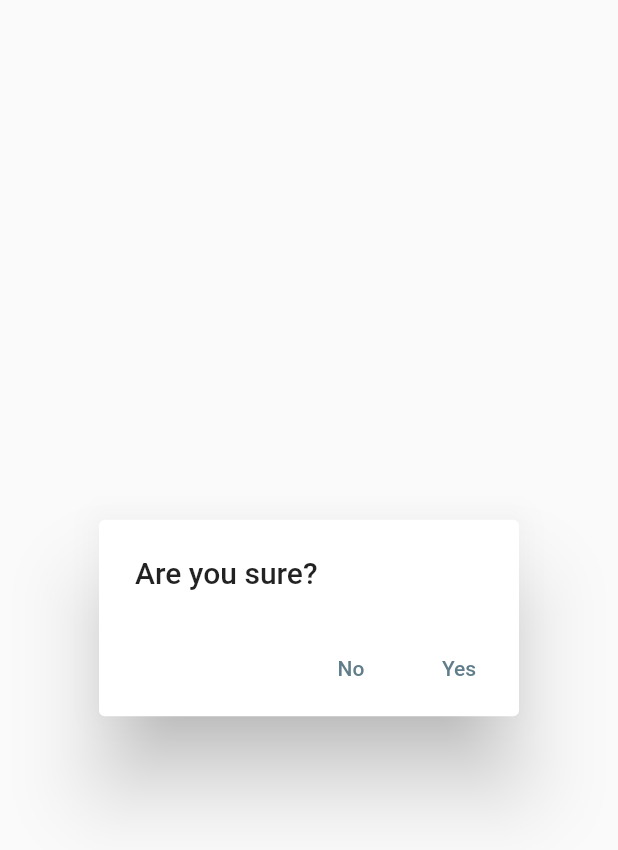
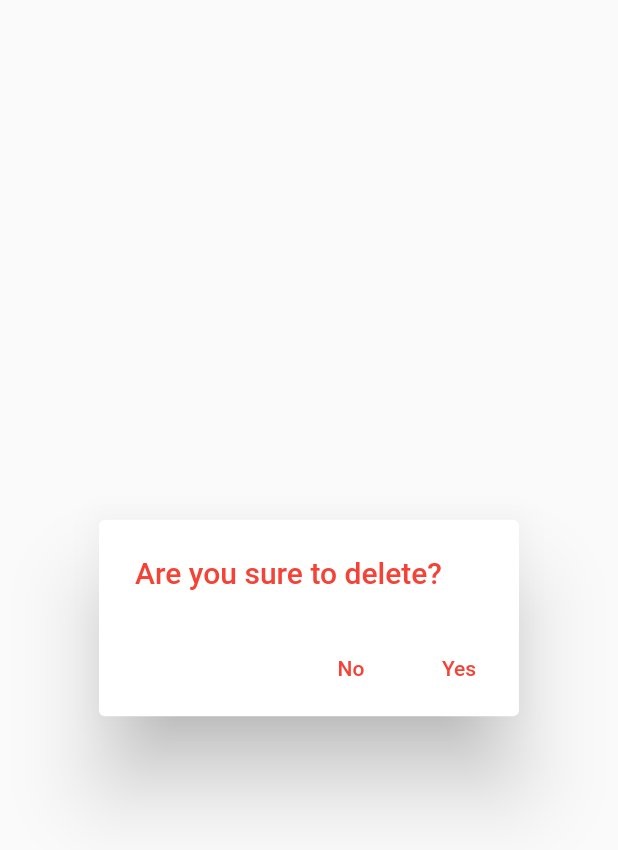
Before and after one commit to ggarber42/flutter-sqlite-crud-todo-list, a Flutter app: the DeleteDialog widget shown alone on an empty page, opened directly with empty values, on a phone screen of 412 x 824 dp. Shown: the top 850 px of the screen. Run offline on Flutter 3.47's test engine with Material 2 defaults, Android fonts, the light colour scheme and no system bars; our stand-ins replace sqflite; accounts and stored records are empty.

Commit message:
refactor(ui): added red colors to delete dialog

```diff
--- a/lib/widgets/delete_dialog.dart
+++ b/lib/widgets/delete_dialog.dart
@@ -13,7 +13,6 @@ class DeleteDialog extends StatefulWidget {
 }
 
 class _DeleteDialogState extends State<DeleteDialog> {
-
   void _deleteTodoItem() async {
     Navigator.of(context).pop();
     await TodoDAO().delete(widget.todoId);
@@ -25,17 +24,26 @@ class _DeleteDialogState extends State<DeleteDialog> {
   @override
   Widget build(BuildContext context) {
     return AlertDialog(
-      title: const Text('Are you sure?'),
+      title: const Text(
+        'Are you sure to delete?',
+        style: TextStyle(color: Colors.red),
+      ),
       actions: [
         TextButton(
           onPressed: () {
             Navigator.pop(context, 'No');
           },
-          child: const Text('No'),
+          child: const Text(
+            'No',
+            style: TextStyle(color: Colors.red),
+          ),
         ),
         TextButton(
           onPressed: () => _deleteTodoItem(),
-          child: const Text('Yes'),
+          child: const Text(
+            'Yes',
+            style: TextStyle(color: Colors.red),
+          ),
         ),
       ],
     );
```
